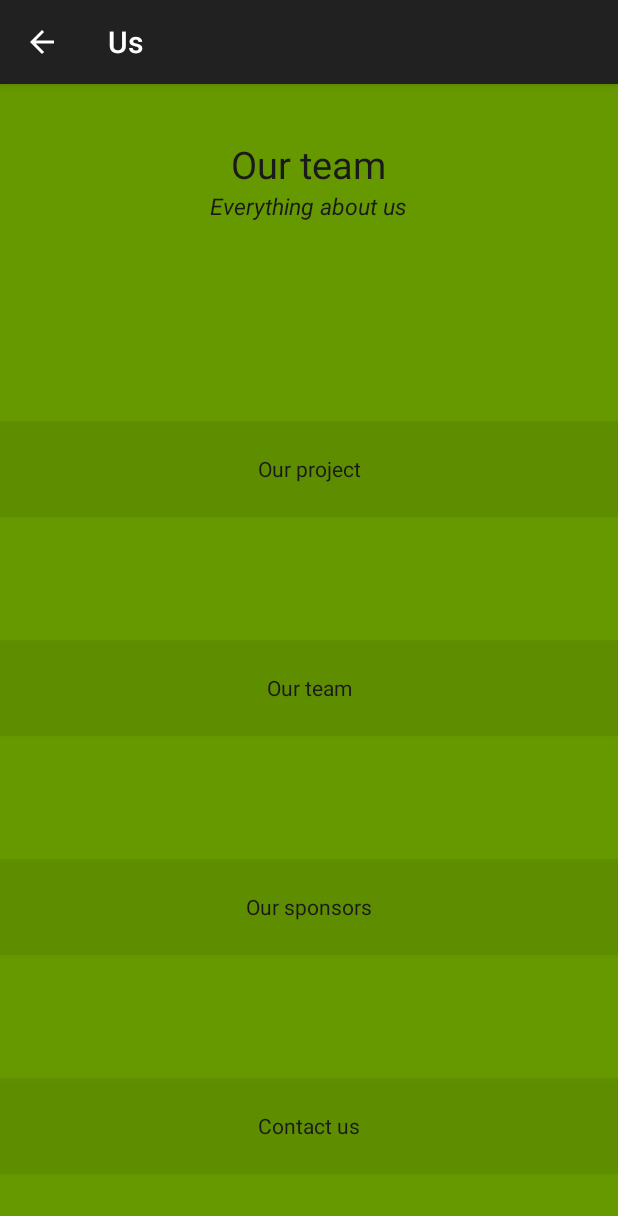
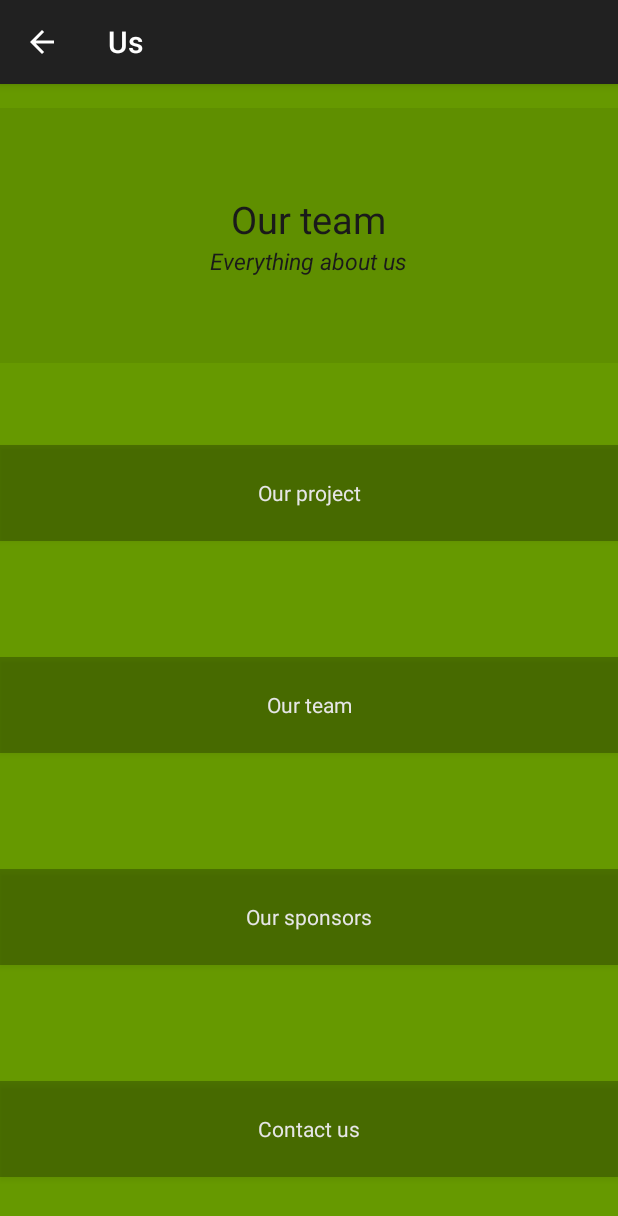
Before and after one commit to PLNech/BactMan-Adventures, an Android app: the UsActivity screen opened directly, with no data from a screen before it, on a phone screen of 412 x 824 dp. Shown: the top 1216 px of the screen. Run offline under Robolectric (Android 15) with nearby library versions, the light colour scheme and no system bars; our stand-ins replace ButterKnife.

Commit message:
Style: Restyled main page; fonts and colors; various enhancements
Former-commit-id: c792cd28d59e15115ff645b5d87f2a209cc0da66

```diff
--- a/app/src/main/res/color/button_menu_text.xml
+++ b/app/src/main/res/color/button_menu_text.xml
@@ -1,5 +1,5 @@
 <?xml version="1.0" encoding="utf-8"?>
 <selector xmlns:android="http://schemas.android.com/apk/res/android" android:constantSize="true">
     <item android:color="@color/darkGreen" android:state_pressed="true" android:state_focused="false"/>
-    <item android:color="@color/softBlack"/>
+    <item android:color="@color/softWhite"/>
 </selector>
--- a/app/src/main/res/layout/activity_igem.xml
+++ b/app/src/main/res/layout/activity_igem.xml
@@ -1,7 +1,7 @@
 <LinearLayout xmlns:android="http://schemas.android.com/apk/res/android" xmlns:tools="http://schemas.android.com/tools"
               style="@style/AppTheme.Activity.Menu"
               tools:context=".teamActivity">
-    <RelativeLayout style="@style/AppTheme.Container.Title">
+    <RelativeLayout style="@style/AppTheme.Container.Title.Menu">
 
         <TextView style="@style/AppTheme.TextView.Title"
                   android:text="@string/igem_title"
--- a/app/src/main/res/layout/activity_us.xml
+++ b/app/src/main/res/layout/activity_us.xml
@@ -1,7 +1,7 @@
 <LinearLayout xmlns:android="http://schemas.android.com/apk/res/android" xmlns:tools="http://schemas.android.com/tools"
               style="@style/AppTheme.Activity.Menu"
               tools:context=".teamActivity">
-    <RelativeLayout style="@style/AppTheme.Container.Title">
+    <RelativeLayout style="@style/AppTheme.Container.Title.Menu">
 
         <TextView style="@style/AppTheme.TextView.Title"
                   android:text="@string/us_title"
--- /dev/null
+++ b/app/src/main/res/values-v21/strings.xml
@@ -0,0 +1,4 @@
+<?xml version="1.0" encoding="utf-8"?>
+<resources>
+    <string name="font_fontFamily_title">sans-serif-black</string>
+</resources>
--- a/app/src/main/res/values/colors.xml
+++ b/app/src/main/res/values/colors.xml
@@ -7,5 +7,6 @@
 
     <!-- Transparent Menu Buttons -->
     <color name="buttonMenuPressed">       #66000000</color>
-    <color name="buttonMenu">              #11000000</color>
+    <color name="buttonMenu">#44000000</color>
+    <color name="titleBox">#11000000</color>
 </resources>
--- a/app/src/main/res/values/strings.xml
+++ b/app/src/main/res/values/strings.xml
@@ -61,5 +61,7 @@
     <string name="title_activity_bio">Synthetic Biology</string>
     <string name="bio_subtitle">design and construction of biological systems</string>
 
+    <!-- Fonts -->
+    <string name="font_fontFamily_title">sans-serif</string>
 
 </resources>
--- a/app/src/main/res/values/styles.xml
+++ b/app/src/main/res/values/styles.xml
@@ -18,6 +18,13 @@
         <item name="android:weightSum">100</item>
     </style>
 
+    <style name="AppTheme.Activity.Menu.Home">
+        <item name="android:background">@android:color/transparent</item>
+        <item name="android:layout_marginTop">@dimen/activity_vertical_margin</item>
+        <item name="android:layout_marginBottom">@dimen/activity_vertical_margin</item>
+
+    </style>
+
     <style name="AppTheme.Activity.Detail">
         <item name="android:layout_height">wrap_content</item>
 
@@ -26,17 +33,25 @@
 
     <style name="AppTheme.Container">
         <item name="android:layout_width">match_parent</item>
+        <item name="android:layout_height">wrap_content</item>
         <item name="android:padding">@dimen/activity_horizontal_margin</item>
+        <item name="android:layout_marginTop">@dimen/activity_vertical_margin</item>
+        <item name="android:layout_marginBottom">@dimen/activity_vertical_margin</item>
     </style>
 
     <style name="AppTheme.Container.Title">
+        <item name="android:gravity">center</item>
+    </style>
+
+    <style name="AppTheme.Container.Title.Menu">
+        <item name="android:background">@color/titleBox</item>
         <item name="android:layout_height">0dp</item>
-        <item name="android:layout_weight">24</item>
+        <item name="android:layout_weight">28</item>
     </style>
 
     <style name="AppTheme.Container.Button">
         <item name="android:layout_height">0dp</item>
-        <item name="android:layout_weight">19</item>
+        <item name="android:layout_weight">18</item>
         <item name="android:padding">0dp</item>
     </style>
 
@@ -55,15 +70,28 @@
 
     <style name="AppTheme.TextView.Title">
         <item name="android:layout_alignParentTop">true</item>
-        <item name="android:layout_marginTop">20dp</item>
         <item name="android:textSize">25sp</item>
     </style>
 
+    <style name="AppTheme.TextView.Title.Home">
+        <item name="android:layout_marginTop">0dp</item>
+        <item name="android:layout_gravity">center</item>
+
+        <item name="android:padding">0dp</item>
+
+        <item name="android:textColor">@color/softWhite</item>
+
+        <item name="android:fontFamily">@string/font_fontFamily_title</item>
+    </style>
+
     <style name="AppTheme.TextView.Subtitle">
-        <item name="android:layout_marginBottom">20dp</item>
-
         <item name="android:textSize">15sp</item>
         <item name="android:textStyle">italic</item>
+    </style>
+
+
+    <style name="AppTheme.TextView.Subtitle.Home">
+        <item name="android:textColor">@color/softWhite</item>
     </style>
 
     <style name="AppTheme.TextView.Paragraphs">
```
Also changed, not shown: app/src/main/java/com/ionis/igem/app/ui/HomeActivity.java (+47 -3 lines), app/src/main/res/layout/activity_home.xml (+10 -13 lines), app/src/main/res/layout/activity_presentation.xml (+3 -6 lines), app/src/main/res/layout/activity_what.xml (+3 -5 lines), 1 other file.
